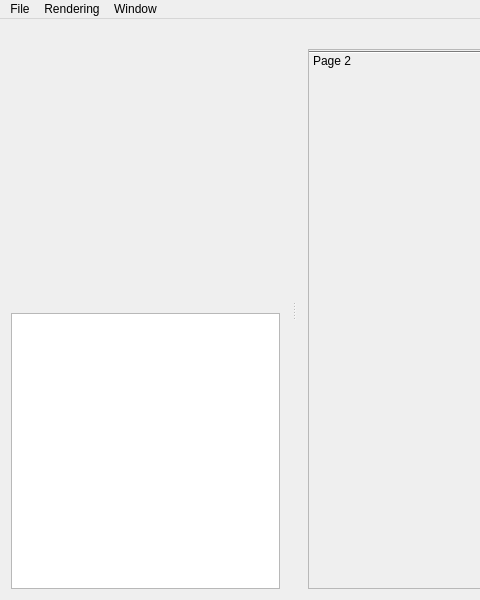
First picture: the form in cg3/viewer/mainwindow.ui, repository cg3hci/cg3lib, before the edit; both pictures show x 0 to 480 and y 0 to 600 of the 897 by 600 pixel window.
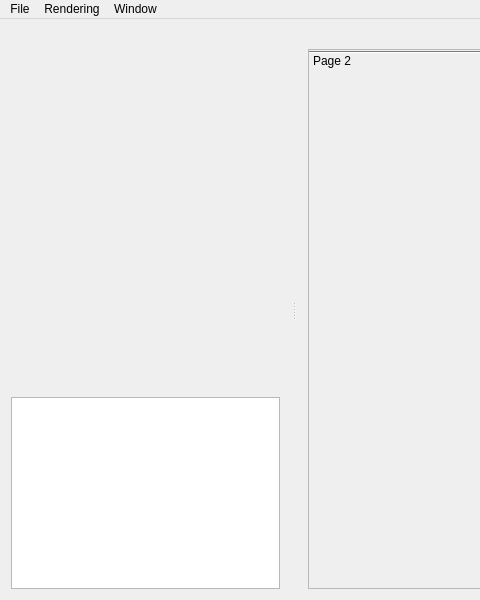
Second picture: the form after the edit. Custom widgets are drawn as their Qt base class.

What changed in the file:
```diff
--- a/cg3/viewer/mainwindow.ui
+++ b/cg3/viewer/mainwindow.ui
@@ -26,21 +26,21 @@
    <string/>
   </property>
   <widget class="QWidget" name="centralWidget">
-   <layout class="QVBoxLayout" name="verticalLayout">
-    <item>
+   <layout class="QGridLayout" name="gridLayout">
+    <item row="0" column="0">
      <widget class="GLcanvas" name="glCanvas" native="true">
       <property name="sizePolicy">
-       <sizepolicy hsizetype="Preferred" vsizetype="Preferred">
+       <sizepolicy hsizetype="Preferred" vsizetype="Expanding">
         <horstretch>0</horstretch>
         <verstretch>0</verstretch>
        </sizepolicy>
       </property>
      </widget>
     </item>
-    <item>
+    <item row="1" column="0">
      <widget class="QTextEdit" name="console">
       <property name="sizePolicy">
-       <sizepolicy hsizetype="Expanding" vsizetype="Preferred">
+       <sizepolicy hsizetype="Expanding" vsizetype="Minimum">
         <horstretch>0</horstretch>
         <verstretch>0</verstretch>
        </sizepolicy>
```
Left out of the diff: 9 changed lines with no effect on the pictures.
